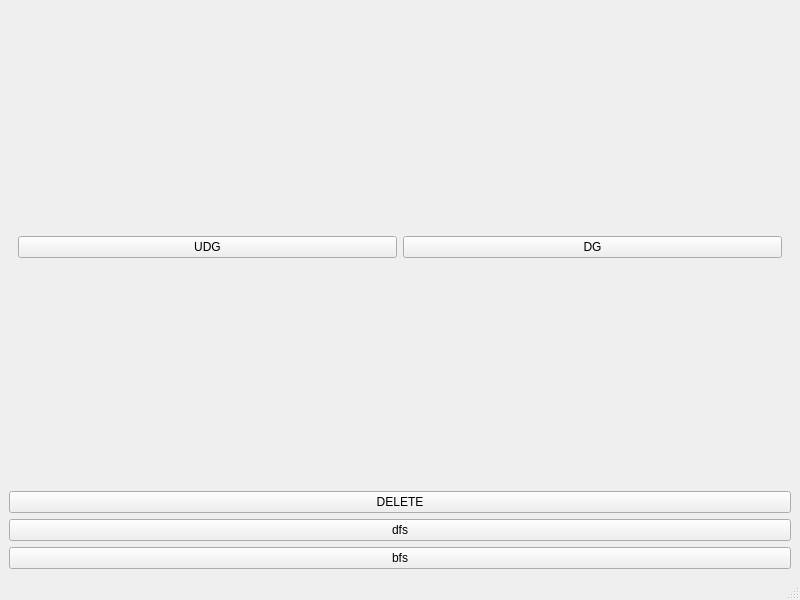
Linloir/Graph_Visualization, file mainwindow.ui: the form before one commit.
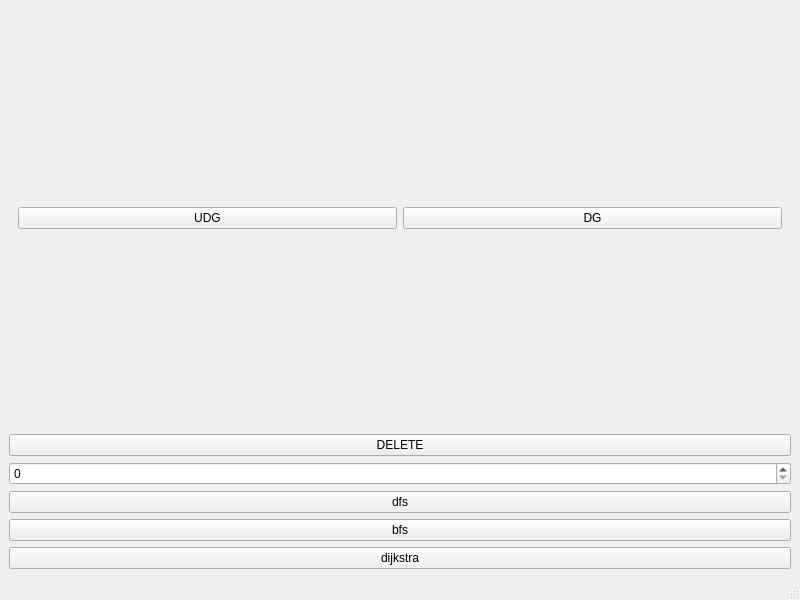
The form after the commit.

```diff
--- a/mainwindow.ui
+++ b/mainwindow.ui
@@ -15,6 +15,13 @@
   </property>
   <widget class="QWidget" name="centralwidget">
    <layout class="QGridLayout" name="gridLayout">
+    <item row="4" column="0">
+     <widget class="QPushButton" name="pushButton_2">
+      <property name="text">
+       <string>bfs</string>
+      </property>
+     </widget>
+    </item>
     <item row="1" column="0">
      <widget class="QPushButton" name="del">
       <property name="text">
@@ -23,13 +30,6 @@
      </widget>
     </item>
     <item row="3" column="0">
-     <widget class="QPushButton" name="pushButton_2">
-      <property name="text">
-       <string>bfs</string>
-      </property>
-     </widget>
-    </item>
-    <item row="2" column="0">
      <widget class="QPushButton" name="pushButton">
       <property name="text">
        <string>dfs</string>
@@ -60,6 +60,20 @@
       </layout>
      </widget>
     </item>
+    <item row="2" column="0">
+     <widget class="QSpinBox" name="spinBox">
+      <property name="maximum">
+       <number>9999</number>
+      </property>
+     </widget>
+    </item>
+    <item row="5" column="0">
+     <widget class="QPushButton" name="dijkstra">
+      <property name="text">
+       <string>dijkstra</string>
+      </property>
+     </widget>
+    </item>
    </layout>
   </widget>
   <widget class="QMenuBar" name="menubar">
```
